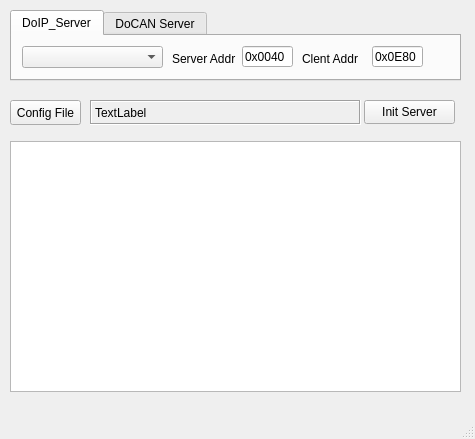
Before: the Qt Designer form uds_server_main.ui in CN-CaoJun/Graphically-Configurable-UDS-Server-Emulator, drawn with Qt 5.
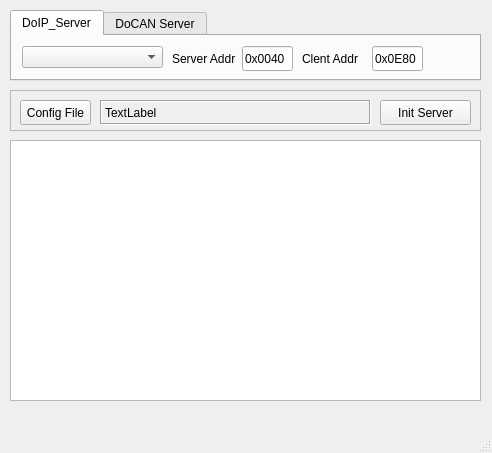
After: the same form once the commit is applied. The open tabs and pages were chosen to show the change.

Commit message:
refactor(ui): restructure UDS server UI and implement transport manager
- Rename main UI elements for better clarity (UDS_Server to transport_abstract, textBrowser to tracebox)
- Reorganize UDS initialization controls into a dedicated frame
- Implement TransportManager class for handling DoIP and DoCAN transport layers
- Add network and CAN interface scanning functionality
- Remove old Emulator_main.py and replace with new main.py implementation

What changed in the file:
```diff
--- a/uds_server_main.ui
+++ b/uds_server_main.ui
@@ -6,8 +6,8 @@
    <rect>
     <x>0</x>
     <y>0</y>
-    <width>475</width>
-    <height>439</height>
+    <width>492</width>
+    <height>453</height>
    </rect>
   </property>
   <property name="windowTitle">
@@ -19,7 +19,7 @@
      <rect>
       <x>10</x>
       <y>10</y>
-      <width>451</width>
+      <width>471</width>
       <height>71</height>
      </rect>
     </property>
@@ -59,7 +59,7 @@
         <x>230</x>
         <y>10</y>
         <width>51</width>
-        <height>21</height>
+        <height>25</height>
        </rect>
       </property>
       <property name="text">
@@ -85,7 +85,7 @@
         <x>360</x>
         <y>10</y>
         <width>51</width>
-        <height>21</height>
+        <height>25</height>
        </rect>
       </property>
       <property name="text">
@@ -178,30 +178,32 @@
     <property name="geometry">
      <rect>
       <x>10</x>
-      <y>141</y>
-      <width>451</width>
-      <height>251</height>
+      <y>140</y>
+      <width>471</width>
+      <height>261</height>
      </rect>
     </property>
    </widget>
-   <widget class="QPushButton" name="init_server">
+   <widget class="QFrame" name="uds_init">
     <property name="geometry">
      <rect>
-      <x>364</x>
-      <y>100</y>
-      <width>91</width>
-      <height>24</height>
+      <x>10</x>
+      <y>90</y>
+      <width>471</width>
+      <height>41</height>
      </rect>
     </property>
-    <property name="text">
-     <string>Init Server</string>
+    <property name="frameShape">
+     <enum>QFrame::Shape::StyledPanel</enum>
     </property>
-   </widget>
+    <property name="frameShadow">
+     <enum>QFrame::Shadow::Raised</enum>
+    </property>
    <widget class="QPushButton" name="config_file">
     <property name="geometry">
      <rect>
       <x>10</x>
-      <y>100</y>
+       <y>10</y>
       <width>71</width>
       <height>25</height>
      </rect>
@@ -214,7 +216,7 @@
     <property name="geometry">
      <rect>
       <x>90</x>
-      <y>100</y>
+       <y>10</y>
       <width>271</width>
       <height>25</height>
      </rect>
@@ -229,6 +231,23 @@
      <string>TextLabel</string>
     </property>
    </widget>
+    <widget class="QPushButton" name="init_server">
+     <property name="geometry">
+      <rect>
+       <x>370</x>
+       <y>10</y>
+       <width>91</width>
+       <height>25</height>
+      </rect>
+     </property>
+     <property name="text">
+      <string>Init Server</string>
+     </property>
+    </widget>
+   </widget>
+   <zorder>uds_init</zorder>
+   <zorder>transport_abstract</zorder>
+   <zorder>tracebox</zorder>
   </widget>
   <widget class="QMenuBar" name="menubar">
    <property name="geometry">
```
Left out of the diff: 12 changed lines with no effect on the pictures. Lines whose indentation alone changed are shown as unchanged. The commit also changes 8 other files.
